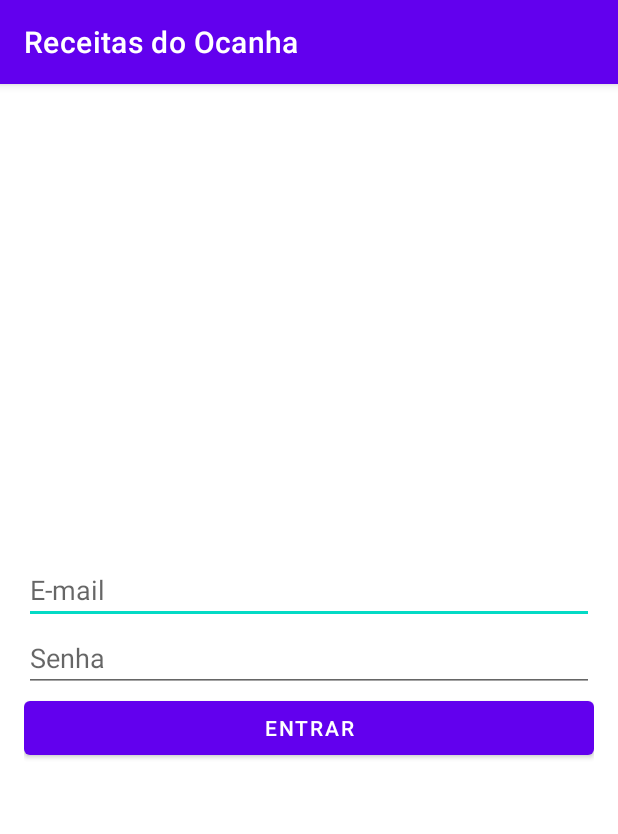
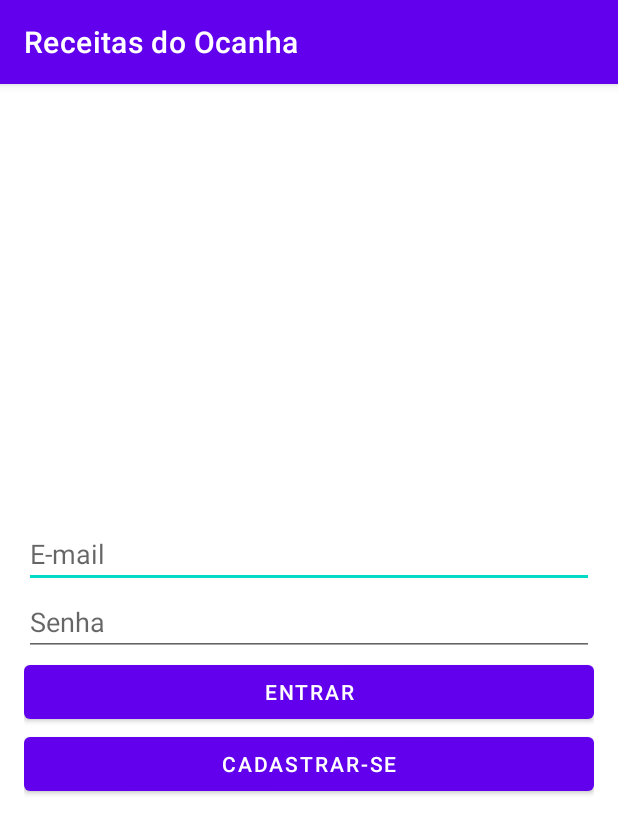
Before and after one commit to kaiqueocanha/LoginECadastroDeUsuariosRetrofitKotlinMVVM, an Android app: the screen it shows after launch (LoginActivity), on a phone screen of 412 x 824 dp. Shown: the top 834 px of the screen. Run offline under Robolectric (Android 15) with nearby library versions, the phone set to English and light mode, and no system bars.

```diff
--- a/app/src/main/res/layout/activity_login.xml
+++ b/app/src/main/res/layout/activity_login.xml
@@ -30,4 +30,10 @@
         android:layout_height="wrap_content"
         android:text="Entrar" />
 
+    <Button
+        android:id="@+id/btn_register"
+        android:layout_width="match_parent"
+        android:layout_height="wrap_content"
+        android:text="Cadastrar-se" />
+
 </LinearLayout>
```
Also changed, not shown: 1 other file.
